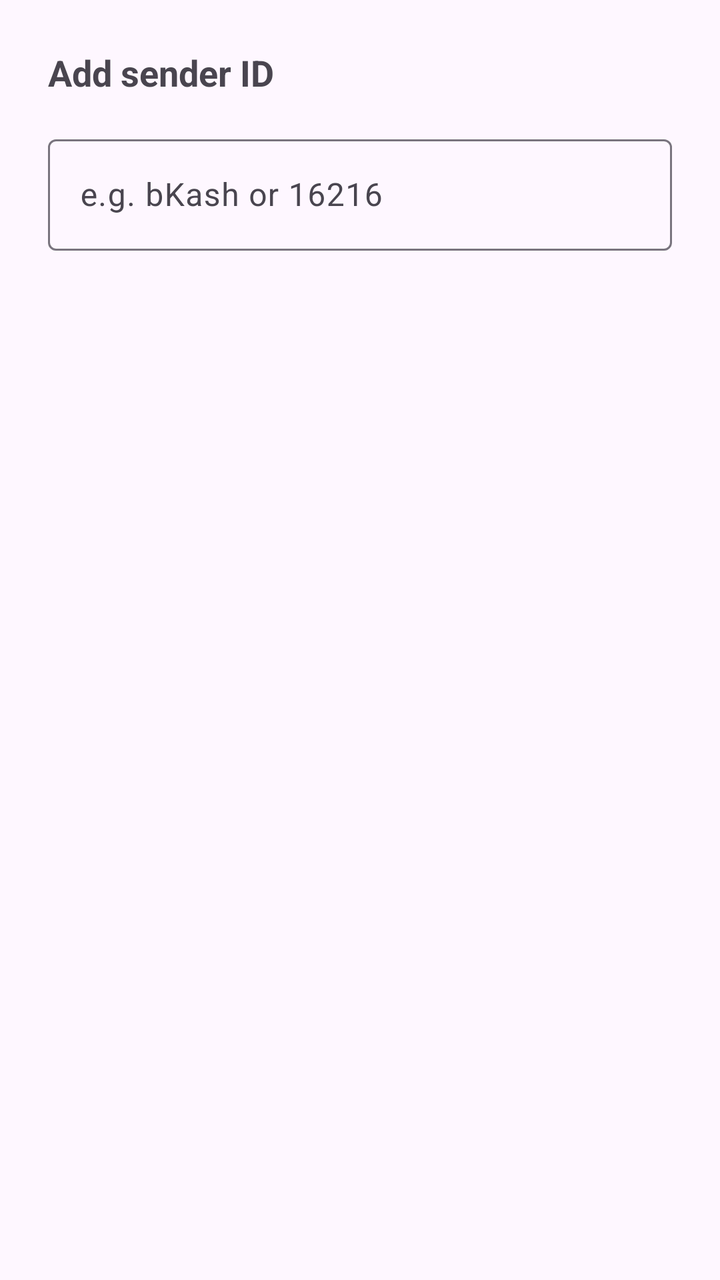
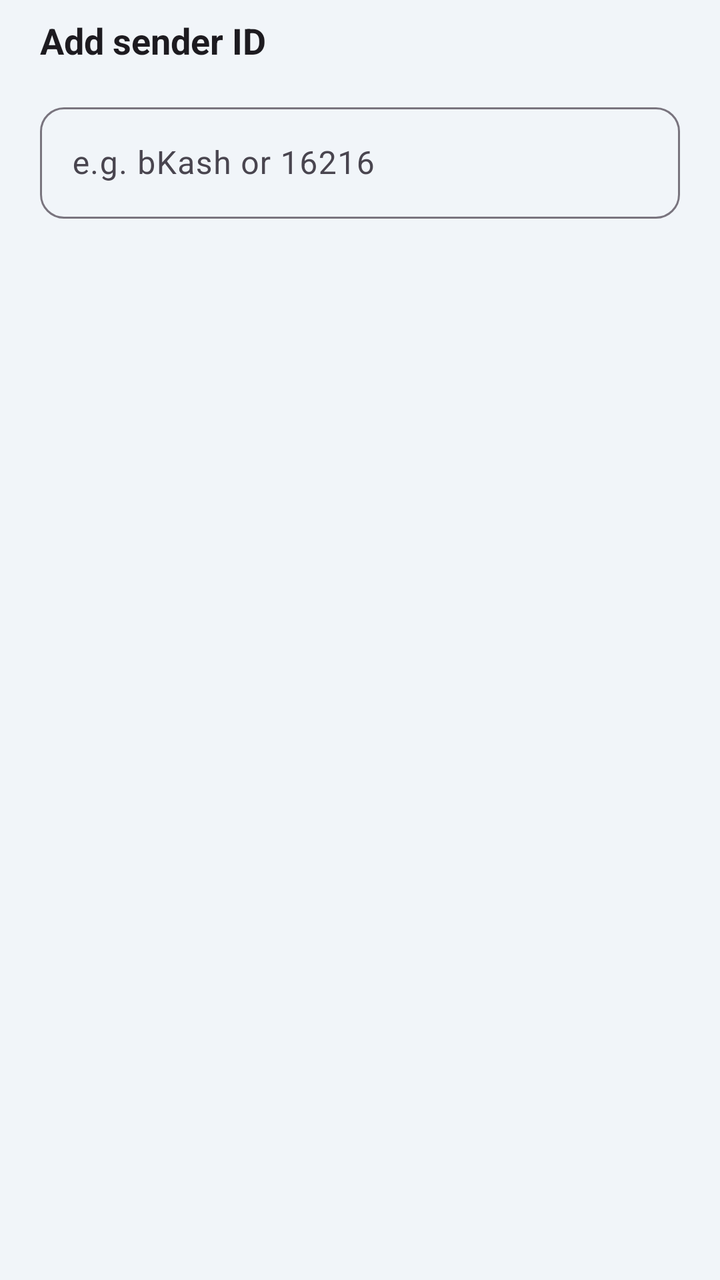

The first picture is an Android layout as it rendered before a commit; the second is the same layout after the commit. The layout source and the unified diff follow.
<!-- AndroidManifest.xml: application theme Theme.InvokeilPay -->
<!-- res/layout/dialog_add_sender.xml -->
<?xml version="1.0" encoding="utf-8"?>
<LinearLayout xmlns:android="http://schemas.android.com/apk/res/android"
    android:layout_width="match_parent"
    android:layout_height="wrap_content"
    android:orientation="vertical"
    android:padding="24dp">

    <TextView
        android:layout_width="wrap_content"
        android:layout_height="wrap_content"
        android:text="@string/dialog_sender_title"
        android:textSize="18sp"
        android:textStyle="bold" />

    <com.google.android.material.textfield.TextInputLayout
        android:layout_width="match_parent"
        android:layout_height="wrap_content"
        android:layout_marginTop="16dp"
        android:hint="@string/dialog_sender_hint">

        <com.google.android.material.textfield.TextInputEditText
            android:id="@+id/input_sender"
            android:layout_width="match_parent"
            android:layout_height="wrap_content"
            android:importantForAutofill="no"
            android:inputType="text" />
    </com.google.android.material.textfield.TextInputLayout>
</LinearLayout>
<!-- resources referenced by this layout -->
<resources>
  <string name="dialog_sender_hint">e.g. bKash or 16216</string>
  <string name="dialog_sender_title">Add sender ID</string>
  <style name="Theme.InvokeilPay" parent="Theme.Material3.DayNight.NoActionBar">
          <item name="colorPrimary">#2563EB</item>
          <item name="colorOnPrimary">#FFFFFF</item>
          <item name="colorSecondary">#1E40AF</item>
          <item name="shapeAppearanceSmallComponent">@style/ShapeAppearance.Invokeil.Small</item>
          <item name="shapeAppearanceMediumComponent">@style/ShapeAppearance.Invokeil.Medium</item>
          <item name="shapeAppearanceLargeComponent">@style/ShapeAppearance.Invokeil.Large</item>
      </style>
  <style name="ShapeAppearance.Invokeil.Small" parent="ShapeAppearance.Material3.Corner.Small">
          <item name="cornerSize">8dp</item>
      </style>
  <style name="ShapeAppearance.Invokeil.Medium" parent="ShapeAppearance.Material3.Corner.Medium">
          <item name="cornerSize">16dp</item>
      </style>
  <style name="ShapeAppearance.Invokeil.Large" parent="ShapeAppearance.Material3.Corner.Large">
          <item name="cornerSize">20dp</item>
      </style>
</resources>

<!-- the commit's change to res/layout/dialog_add_sender.xml (unified diff, before → after) -->
@@ -3,16 +3,21 @@
     android:layout_width="match_parent"
     android:layout_height="wrap_content"
     android:orientation="vertical"
-    android:padding="24dp">
+    android:paddingStart="20dp"
+    android:paddingTop="8dp"
+    android:paddingEnd="20dp"
+    android:paddingBottom="4dp">
 
     <TextView
         android:layout_width="wrap_content"
         android:layout_height="wrap_content"
         android:text="@string/dialog_sender_title"
+        android:textColor="?android:attr/textColorPrimary"
         android:textSize="18sp"
         android:textStyle="bold" />
 
     <com.google.android.material.textfield.TextInputLayout
+        style="@style/Widget.Invokeil.TextInput"
         android:layout_width="match_parent"
         android:layout_height="wrap_content"
         android:layout_marginTop="16dp"
<!-- resource entries referenced after the edit -->
@@ -2,14 +2,34 @@
 <resources>
   <string name="dialog_sender_hint">e.g. bKash or 16216</string>
   <string name="dialog_sender_title">Add sender ID</string>
+  <style name="Widget.Invokeil.TextInput" parent="Widget.Material3.TextInputLayout.OutlinedBox">
+          <item name="boxCornerRadiusTopStart">12dp</item>
+          <item name="boxCornerRadiusTopEnd">12dp</item>
+          <item name="boxCornerRadiusBottomStart">12dp</item>
+          <item name="boxCornerRadiusBottomEnd">12dp</item>
+      </style>
   <style name="Theme.InvokeilPay" parent="Theme.Material3.DayNight.NoActionBar">
-          <item name="colorPrimary">#2563EB</item>
+          <item name="colorPrimary">@color/brand_primary</item>
           <item name="colorOnPrimary">#FFFFFF</item>
-          <item name="colorSecondary">#1E40AF</item>
+          <item name="colorSecondary">@color/brand_dark</item>
+          <item name="colorOnSecondary">#FFFFFF</item>
+          <item name="colorSurface">@color/surface_card</item>
+          <item name="android:colorBackground">@color/bg_page</item>
+          <item name="android:windowBackground">@color/bg_page</item>
+          <item name="android:statusBarColor">@color/brand_deep</item>
+          <item name="android:windowLightStatusBar">false</item>
           <item name="shapeAppearanceSmallComponent">@style/ShapeAppearance.Invokeil.Small</item>
           <item name="shapeAppearanceMediumComponent">@style/ShapeAppearance.Invokeil.Medium</item>
           <item name="shapeAppearanceLargeComponent">@style/ShapeAppearance.Invokeil.Large</item>
+          
+          <item name="android:windowSplashScreenBackground">@color/splash_bg</item>
+          <item name="android:windowSplashScreenAnimatedIcon">@drawable/ic_splash_icon</item>
       </style>
+  <color name="brand_primary">#2563EB</color>
+  <color name="brand_dark">#1E40AF</color>
+  <color name="surface_card">#FFFFFF</color>
+  <color name="bg_page">#F1F5F9</color>
+  <color name="brand_deep">#172554</color>
   <style name="ShapeAppearance.Invokeil.Small" parent="ShapeAppearance.Material3.Corner.Small">
           <item name="cornerSize">8dp</item>
       </style>
@@ -19,5 +39,36 @@
   <style name="ShapeAppearance.Invokeil.Large" parent="ShapeAppearance.Material3.Corner.Large">
           <item name="cornerSize">20dp</item>
       </style>
+  <color name="splash_bg">#FFFFFF</color>
+  <!-- drawable ic_splash_icon (drawable) -->
+  <?xml version="1.0" encoding="utf-8"?>
+  <inset xmlns:android="http://schemas.android.com/apk/res/android"
+      android:drawable="@drawable/ic_logo_mark"
+      android:insetLeft="20%"
+      android:insetTop="20%"
+      android:insetRight="20%"
+      android:insetBottom="20%" />
+  <!-- drawable ic_logo_mark (drawable) -->
+  <?xml version="1.0" encoding="utf-8"?>
+  <vector xmlns:android="http://schemas.android.com/apk/res/android"
+      android:width="48dp"
+      android:height="48dp"
+      android:viewportWidth="24"
+      android:viewportHeight="24">
+      
+      <path
+          android:fillColor="@color/brand_primary"
+          android:pathData="M5,0h14a5,5 0 0 1 5,5v14a5,5 0 0 1 -5,5H5a5,5 0 0 1 -5,-5V5a5,5 0 0 1 5,-5z" />
+      
+      <group
+          android:scaleX="0.62"
+          android:scaleY="0.62"
+          android:pivotX="12"
+          android:pivotY="12">
+          <path
+              android:fillColor="#FFFFFF"
+              android:pathData="M12,1L3,5v6c0,5.55 3.84,10.74 9,12 5.16,-1.26 9,-6.45 9,-12V5L12,1zM12,11.99h7c-0.53,4.12 -3.28,7.79 -7,8.94V12H5V6.3l7,-3.11v8.8z" />
+      </group>
+  </vector>
 </resources>
 
